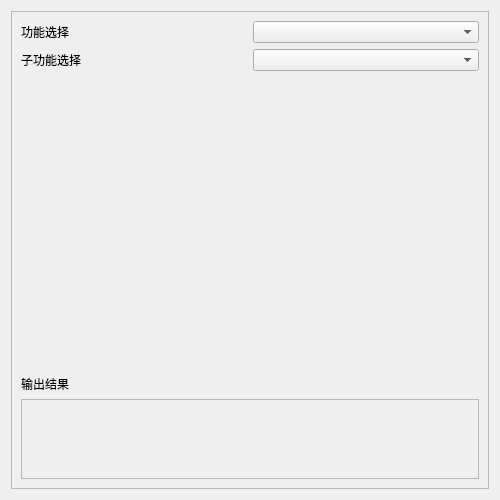
Before: the Qt Designer form ui/managementpage.ui in azh-1415926/POCAssistant, drawn with Qt 5.
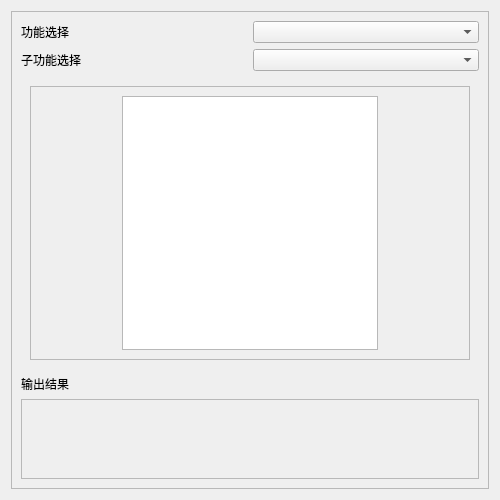
After: the same form once the commit is applied. The open tabs and pages were chosen to show the change. Custom widgets are drawn as their Qt base class.

Commit message: 优化代码，减少重复的代码

The edit to the form file:
```diff
--- a/ui/managementpage.ui
+++ b/ui/managementpage.ui
@@ -305,7 +305,55 @@
           </item>
          </layout>
         </widget>
-        <widget class="QWidget" name="searchPage"/>
+        <widget class="QWidget" name="searchPage">
+         <layout class="QVBoxLayout" name="verticalLayout_2">
+          <item>
+           <widget class="QFrame" name="frame_4">
+            <property name="frameShape">
+             <enum>QFrame::Shape::StyledPanel</enum>
+            </property>
+            <property name="frameShadow">
+             <enum>QFrame::Shadow::Raised</enum>
+            </property>
+            <layout class="QHBoxLayout" name="horizontalLayout_7">
+             <item>
+              <spacer name="horizontalSpacer_5">
+               <property name="orientation">
+                <enum>Qt::Orientation::Horizontal</enum>
+               </property>
+               <property name="sizeHint" stdset="0">
+                <size>
+                 <width>58</width>
+                 <height>20</height>
+                </size>
+               </property>
+              </spacer>
+             </item>
+             <item>
+              <layout class="QGridLayout" name="gridLayout_2">
+               <item row="0" column="0" colspan="2">
+                <widget class="QTableWidget" name="tableOfSearch"/>
+               </item>
+              </layout>
+             </item>
+             <item>
+              <spacer name="horizontalSpacer_6">
+               <property name="orientation">
+                <enum>Qt::Orientation::Horizontal</enum>
+               </property>
+               <property name="sizeHint" stdset="0">
+                <size>
+                 <width>58</width>
+                 <height>20</height>
+                </size>
+               </property>
+              </spacer>
+             </item>
+            </layout>
+           </widget>
+          </item>
+         </layout>
+        </widget>
        </widget>
       </item>
       <item>
```
The commit also changes 2 other files.
